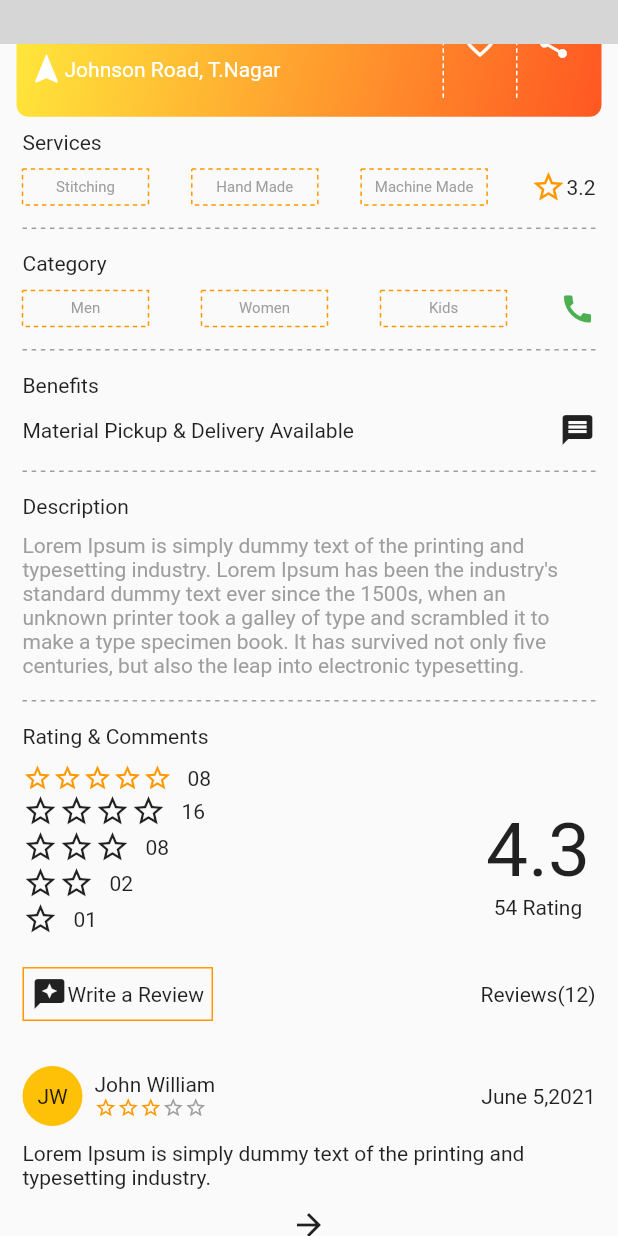
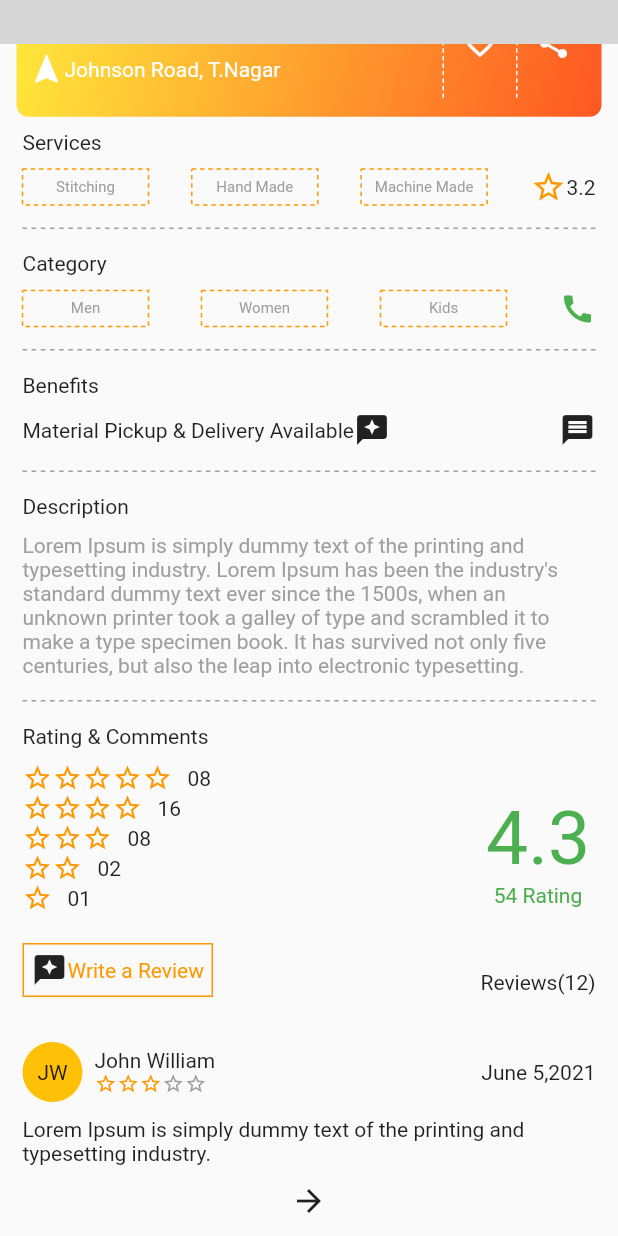
Before and after one commit to shabaad/Ecommerce-UI, a Flutter app: the screen it shows after launch, scrolled down 271 dp, on a phone screen of 412 x 824 dp. Run offline on Flutter 3.47's test engine with Material 2 defaults, Android fonts, the phone set to English and light mode, and no system bars; drawn by our look-alikes of dotted_border, dotted_line; network calls fail; grey boxes are pictures that could not be loaded.

Commit message:
"UI update"

```diff
--- a/lib/views/widgets/shop_page/shop_details.dart
+++ b/lib/views/widgets/shop_page/shop_details.dart
@@ -112,7 +112,13 @@ class ShopDetails extends StatelessWidget {
           Row(
             mainAxisAlignment: MainAxisAlignment.spaceBetween,
             children: [
-              Text('Material Pickup & Delivery Available'),
+              Row(
+                mainAxisAlignment: MainAxisAlignment.spaceBetween,
+                children: [
+                  Text('Material Pickup & Delivery Available'),
+                  Icon(Icons.reviews)
+                ],
+              ),
               Icon(
                 Icons.message,
               )
@@ -154,27 +160,27 @@ class ShopDetails extends StatelessWidget {
                       Icon(
                         Icons.star_border,
                         size: 20,
-                        color: Colors.orange,
+                        color: kOrangeColor,
                       ),
                       Icon(
                         Icons.star_border,
                         size: 20,
-                        color: Colors.orange,
+                        color: kOrangeColor,
                       ),
                       Icon(
                         Icons.star_border,
                         size: 20,
-                        color: Colors.orange,
+                        color: kOrangeColor,
                       ),
                       Icon(
                         Icons.star_border,
                         size: 20,
-                        color: Colors.orange,
+                        color: kOrangeColor,
                       ),
                       Icon(
                         Icons.star_border,
                         size: 20,
-                        color: Colors.orange,
+                        color: kOrangeColor,
                       ),
                       SizedBox(
                         width: 10,
@@ -184,10 +190,26 @@ class ShopDetails extends StatelessWidget {
                   ),
                   Row(
                     children: [
-                      Icon(Icons.star_border),
-                      Icon(Icons.star_border),
-                      Icon(Icons.star_border),
-                      Icon(Icons.star_border),
+                      Icon(
+                        Icons.star_border,
+                        size: 20,
+                        color: kOrangeColor,
+                      ),
+                      Icon(
+                        Icons.star_border,
+                        size: 20,
+                        color: kOrangeColor,
+                      ),
+                      Icon(
+                        Icons.star_border,
+                        size: 20,
+                        color: kOrangeColor,
+                      ),
+                      Icon(
+                        Icons.star_border,
+                        size: 20,
+                        color: kOrangeColor,
+                      ),
                       SizedBox(
                         width: 10,
                       ),
@@ -196,9 +218,21 @@ class ShopDetails extends StatelessWidget {
                   ),
                   Row(
                     children: [
-                      Icon(Icons.star_border),
-                      Icon(Icons.star_border),
-                      Icon(Icons.star_border),
+                      Icon(
+                        Icons.star_border,
+                        size: 20,
+                        color: kOrangeColor,
+                      ),
+                      Icon(
+                        Icons.star_border,
+                        size: 20,
+                        color: kOrangeColor,
+                      ),
+                      Icon(
+                        Icons.star_border,
+                        size: 20,
+                        color: kOrangeColor,
+                      ),
                       SizedBox(
                         width: 10,
                       ),
@@ -207,8 +241,16 @@ class ShopDetails extends StatelessWidget {
                   ),
                   Row(
                     children: [
-                      Icon(Icons.star_border),
-                      Icon(Icons.star_border),
+                      Icon(
+                        Icons.star_border,
+                        size: 20,
+                        color: kOrangeColor,
+                      ),
+                      Icon(
+                        Icons.star_border,
+                        size: 20,
+                        color: kOrangeColor,
+                      ),
                       SizedBox(
                         width: 10,
                       ),
@@ -217,7 +259,11 @@ class ShopDetails extends StatelessWidget {
                   ),
                   Row(
                     children: [
-                      Icon(Icons.star_border),
+                      Icon(
+                        Icons.star_border,
+                        size: 20,
+                        color: kOrangeColor,
+                      ),
                       SizedBox(
                         width: 10,
                       ),
@@ -236,7 +282,10 @@ class ShopDetails extends StatelessWidget {
                         child: Row(
                           children: [
                             Icon(Icons.reviews),
-                            Text('Write a Review')
+                            Text(
+                              'Write a Review',
+                              style: TextStyle(color: kOrangeColor),
+                            )
                           ],
                         ),
                       ),
@@ -251,9 +300,12 @@ class ShopDetails extends StatelessWidget {
                 children: [
                   Text(
                     '4.3',
-                    style: TextStyle(fontSize: 50),
+                    style: TextStyle(fontSize: 50, color: Colors.green),
                   ),
-                  Text('54 Rating'),
+                  Text(
+                    '54 Rating',
+                    style: TextStyle(color: Colors.green),
+                  ),
                   SizedBox(
                     height: 42,
                   ),
@@ -290,27 +342,27 @@ class ShopDetails extends StatelessWidget {
                         Icon(
                           Icons.star_border,
                           size: 15,
-                          color: Colors.orange,
+                          color: kOrangeColor,
                         ),
                         Icon(
                           Icons.star_border,
                           size: 15,
-                          color: Colors.orange,
+                          color: kOrangeColor,
                         ),
                         Icon(
                           Icons.star_border,
                           size: 15,
-                          color: Colors.orange,
+                          color: kOrangeColor,
                         ),
                         Icon(
                           Icons.star_border,
                           size: 15,
-                          color: Colors.grey,
+                          color: kGreyColor,
                         ),
                         Icon(
                           Icons.star_border,
                           size: 15,
-                          color: Colors.grey,
+                          color: kGreyColor,
                         ),
                       ]),
                     ],
```
